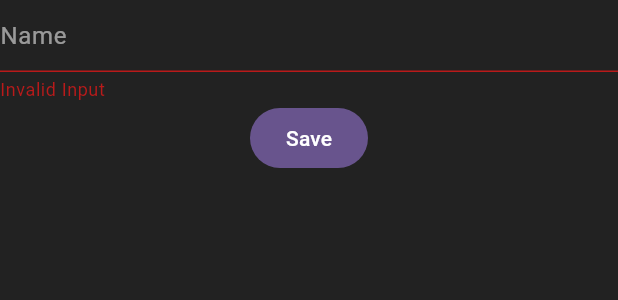
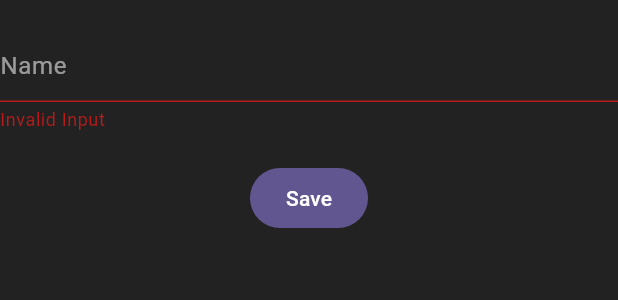
Before and after one commit to mavvy22/flutter-training, a Flutter app: the CreateProjectForm widget shown alone on an empty page, opened directly with empty values, after a tap on "Save", on a phone screen of 412 x 824 dp. Shown: the top 300 px of the screen. Run offline on Flutter 3.47's test engine with Material 2 defaults, Android fonts, the phone set to English and light mode, and no system bars; our stand-ins replace flutter_hooks, graphql_flutter, localstorage, lottie; network calls fail.

Commit message:
update: project page

```diff
--- a/lib/components/create_project_form.dart
+++ b/lib/components/create_project_form.dart
@@ -17,9 +17,30 @@ class _CreateProjectFormState extends State<CreateProjectForm> {
 
   @override
   Widget build(BuildContext context) {
-    return Mutation(
+    return Query(
+        options: QueryOptions(
+            document: gql(kMyProjectsGql), fetchPolicy: FetchPolicy.cacheOnly),
+        builder: (QueryResult queryResultData, {fetchMore, refetch}) =>
+            Mutation(
                 options: MutationOptions(
                     document: gql(kCreateProjectGql),
+                    update: (cache, result) {
+                      if (result?.hasException == false &&
+                          result?.isLoading == false &&
+                          result?.data != null) {
+                        cache.writeQuery(
+                            Request(
+                                operation:
+                                    Operation(document: gql(kMyProjectsGql))),
+                            data: {
+                              '__typename': '[Project]',
+                              'myProjects': [
+                                ...queryResultData.data?['myProjects'],
+                                result!.data?['createProject']
+                              ]
+                            });
+                      }
+                    },
                     onCompleted: (result) {
                       if (result?['createProject'] != null) {
                         Navigator.pop(widget.ctx);
@@ -30,6 +51,7 @@ class _CreateProjectFormState extends State<CreateProjectForm> {
                       key: _formKey,
                       child: Column(
                         children: <Widget>[
+                          const SizedBox(height: 20.0),
                           StyledTextField(
                             hintText: 'Name',
                             onSaved: (val) {
@@ -42,9 +64,13 @@ class _CreateProjectFormState extends State<CreateProjectForm> {
                               return 'Invalid Input';
                             },
                           ),
+                          const SizedBox(
+                            height: 20.0,
+                          ),
                           FilledButton(
                               onPressed: () {
-                        bool? isValid = _formKey.currentState?.validate();
+                                bool? isValid =
+                                    _formKey.currentState?.validate();
                                 if (isValid == true) {
                                   _formKey.currentState?.save();
                                   runMutation({
@@ -55,6 +81,6 @@ class _CreateProjectFormState extends State<CreateProjectForm> {
                               child: const Text('Save'))
                         ],
                       ));
-        });
+                }));
   }
 }
--- a/lib/constants.dart
+++ b/lib/constants.dart
@@ -50,3 +50,27 @@ const kCreateProjectGql = """
     }
   }
 """;
+
+const kMyProjectsGql = """
+  query myProjects {
+    myProjects {
+      id
+      name
+      tasks{
+        id
+        name
+        description
+        dueDate
+        status
+        assignee{
+          username
+          id
+        }
+      }
+      createdBy{
+        username
+        id
+      }
+    }
+  }
+""";
--- a/lib/main.dart
+++ b/lib/main.dart
@@ -42,10 +42,12 @@ class MyApp extends StatelessWidget {
           theme: ThemeData(
             colorScheme: ColorScheme.fromSeed(
                 background: const Color.fromARGB(255, 16, 2, 45),
-                seedColor: const Color.fromARGB(255, 66, 36, 118),
+                seedColor: const Color.fromARGB(255, 85, 0, 233),
                 secondary: const Color.fromARGB(255, 255, 166, 0),
                 surface: Colors.black87),
             textTheme: Typography.whiteHelsinki,
+            cardTheme:
+                const CardTheme(color: Color.fromARGB(17, 255, 255, 255)),
             navigationBarTheme: const NavigationBarThemeData(
                 labelTextStyle:
                     MaterialStatePropertyAll(TextStyle(color: Colors.white70))),
```
Also changed, not shown: lib/components/project_list.dart (added, +29 -0 lines), lib/components/project_list_item.dart (added, +35 -0 lines), lib/screens/main_page.dart (+11 -3 lines), lib/screens/projects_page.dart (+18 -6 lines). Lines whose indentation alone changed are shown as unchanged.
